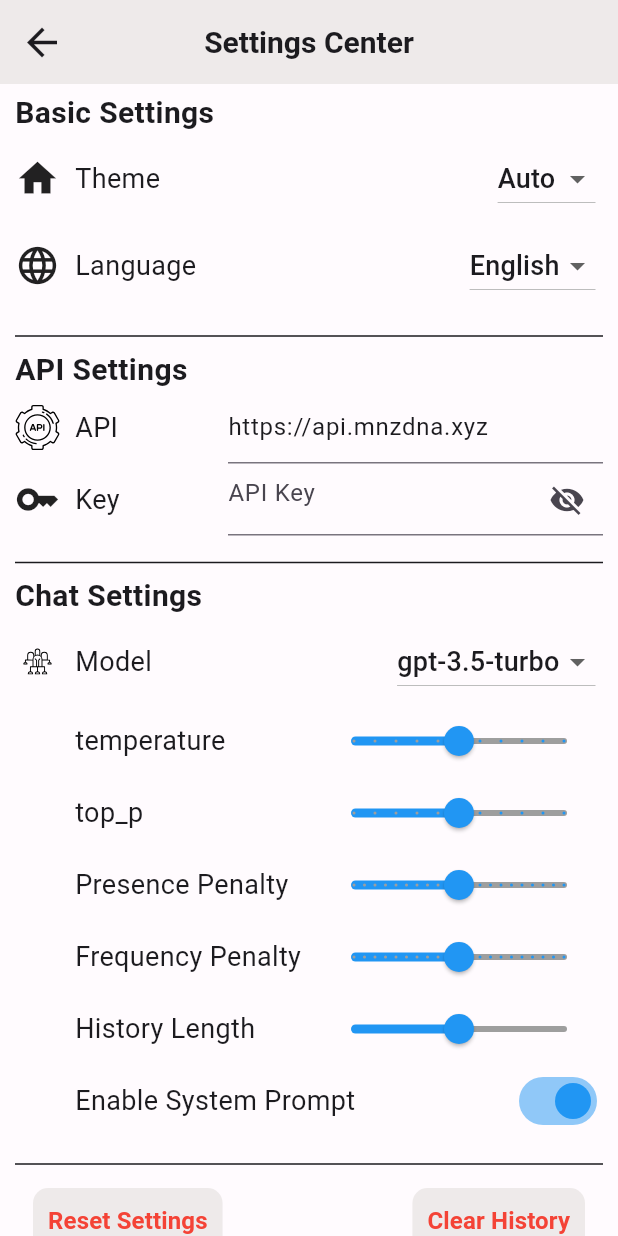
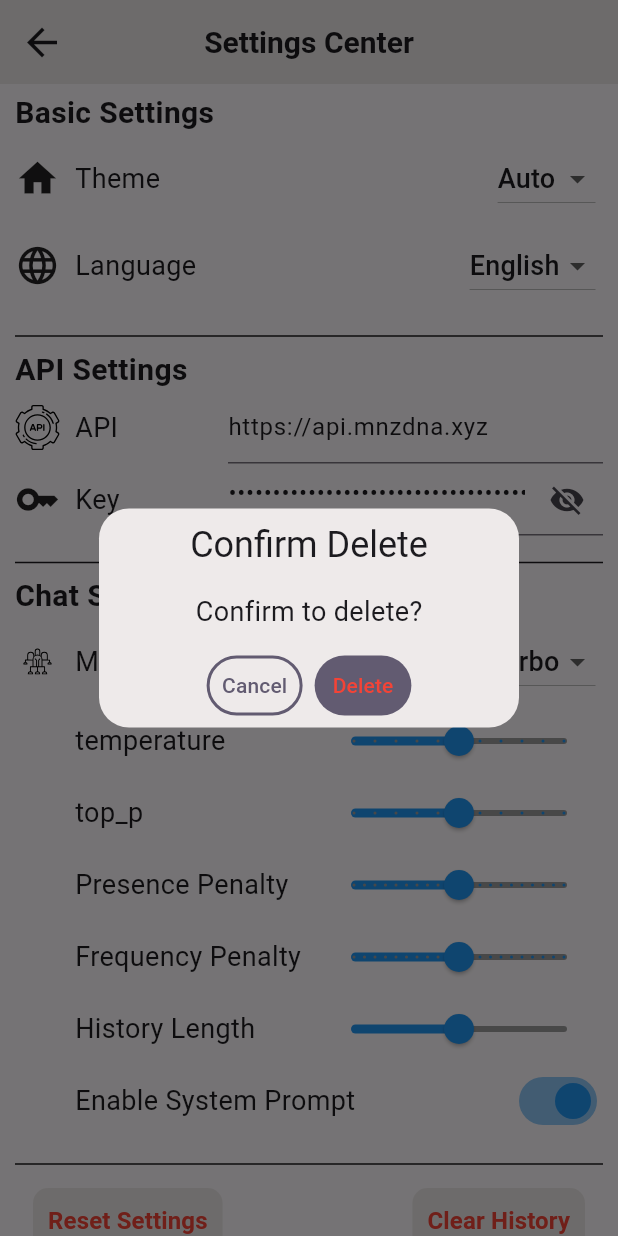
Before and after one commit to NingNing0111/ChatX, a Flutter app: the SettingPage screen opened by its route, after a tap on "Clear History", on a phone screen of 412 x 824 dp. Run offline on Flutter 3.47's test engine with Material 3 defaults, Android fonts, the phone set to English and light mode, and no system bars; our stand-ins replace adaptive_theme, flutter_highlight, flutter_svg, get; missing offline and left inert: dart_openai, flutter_math_fork, markdown, markdown_widget.

Commit message:
修复真机安装后网络无法接通问题，优化界面，

```diff
--- a/lib/controller/setting.dart
+++ b/lib/controller/setting.dart
@@ -11,7 +11,7 @@ class SettingPageController  extends  GetxController {
   final language = Get.deviceLocale.obs;
   // api设置
   final api = "https://api.mnzdna.xyz".obs;
-  final key = "".obs;
+  final key = "sk-W9kYeE3JfWM86sr66e29FfC7B3194406B96fAd460353Dc7a".obs;
   // 对话配置
   final chatModel = "gpt-3.5-turbo".obs;
   final temperature = 0.5.obs;
--- a/lib/i18n/record.dart
+++ b/lib/i18n/record.dart
@@ -32,7 +32,12 @@ class MessageRecord extends Translations {
       "chat_page_home_tip_tour_title": "提供旅行计划",
       "chat_page_home_tip_tour_content": "请给我一些关于拉萨旅行的计划",
       "default_history_chat_title": "开启新对话",
-      "default_history_chat_overview": "新的聊天"
+      "default_history_chat_overview": "新的聊天",
+      "default_dialog_delete_title": "确定删除",
+      "default_dialog_delete_content": "确定删除吗？",
+
+      "default_dialog_delete_text": "删除",
+      "default_dialog_cancel_text": "关闭"
     },
     'en_US': {
       "title": "Chat All",
@@ -62,7 +67,11 @@ class MessageRecord extends Translations {
       "chat_page_home_tip_tour_title": "Provide travel plans",
       "chat_page_home_tip_tour_content": "Please give me some travel plans about Lhasa",
       "default_history_chat_title": "New Chat",
-      "default_history_chat_overview": "Chat Overview"
+      "default_history_chat_overview": "Chat Overview",
+      "default_dialog_delete_title": "Confirm Delete",
+      "default_dialog_delete_content": "Confirm to delete?",
+      "default_dialog_delete_text": "Delete",
+      "default_dialog_cancel_text": "Cancel"
     }
   };
 
--- a/lib/page/setting.dart
+++ b/lib/page/setting.dart
@@ -4,6 +4,8 @@ import 'package:flutter/material.dart';
 import 'package:flutter_svg/svg.dart';
 import 'package:get/get.dart';
 
+import '../controller/chat.dart';
+import '../controller/sidebar.dart';
 import '../service/assets.dart';
 
 class SettingPage extends StatefulWidget {
@@ -15,6 +17,10 @@ class SettingPage extends StatefulWidget {
 
 class _SettingPageState extends State<SettingPage> {
   final _settingController = Get.find<SettingPageController>();
+  final _sidebarController = Get.find<SidebarPageController>();
+  final _chatController = Get.find<ChatPageController>();
+
+
   final _apiInputController = TextEditingController();
   final _keyInputController = TextEditingController();
   final _showOpenAIKey = false.obs;
@@ -536,7 +542,23 @@ class _SettingPageState extends State<SettingPage> {
                               fontWeight: FontWeight.bold)),
                     )),
                 TextButton(
-                    onPressed: () {},
+                    onPressed: () {
+                      Get.defaultDialog(
+                        title: "default_dialog_delete_title".tr,
+                        textConfirm: "default_dialog_delete_text".tr,
+                        confirmTextColor: Colors.red,
+                        backgroundColor: AdaptiveTheme.of(context).theme.primaryColor,
+                        textCancel: "default_dialog_cancel_text".tr,
+                        content: Text("default_dialog_delete_content".tr,style: AdaptiveTheme.of(context).theme.textTheme.titleMedium,),
+                        onConfirm: (){
+                          _sidebarController.clearHistory();
+                          _chatController.reloadHistory();
+                          Get.back();
+                        },
+                        onCancel: (){
+                        }
+                      );
+                    },
                     child: Container(
                       padding: const EdgeInsets.all(10),
                       decoration: BoxDecoration(
--- a/lib/service/assets.dart
+++ b/lib/service/assets.dart
@@ -6,4 +6,8 @@ class AssetsManage {
   static const temperatureIcon = "$BASE_PATH/temperature.svg";
   static const randomIcon = "$BASE_PATH/random.svg";
   static const openaiIcon = "$BASE_PATH/openai.svg";
+  static const userIcon = "$BASE_PATH/user.svg";
+  static const robotIcon = "$BASE_PATH/robot.svg";
+
+
 }
```
Also changed, not shown: lib/controller/sidebar.dart (+8 -0 lines), lib/page/chat.dart (+39 -15 lines), assets/images/robot.svg (added), assets/images/user.svg (added), 4 other files.
